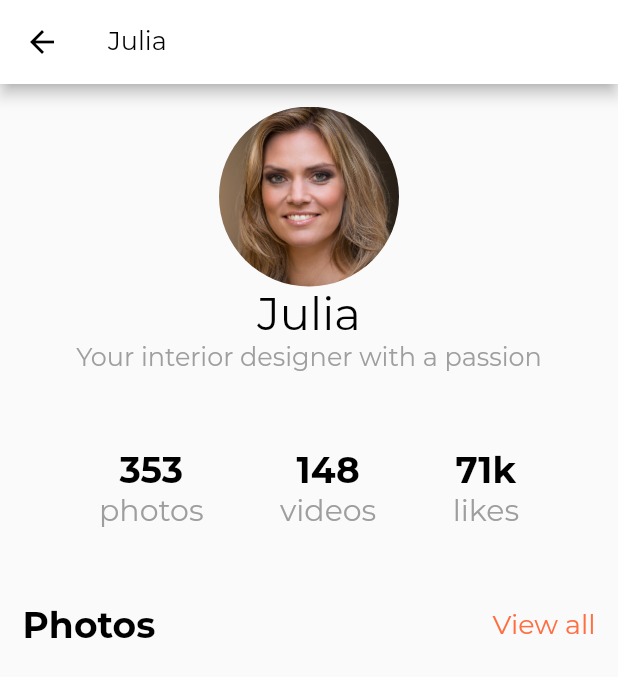
After one commit to richardplacide/MinimalUI-Flutter, a Flutter app: the UserJulia screen opened directly, on a phone screen of 412 x 824 dp. The commit adds this screen. Shown: the top 677 px of the screen. Run offline on Flutter 3.47's test engine with Material 2 defaults, Android fonts, the phone set to English and light mode, and no system bars; project files that could hold a hidden picture were left out.

Commit message:
start Julia page. start rewrite 2 columns

```diff
--- a/lib/main.dart
+++ b/lib/main.dart
@@ -1,6 +1,7 @@
 import 'package:flutter/material.dart';
 import 'test_section.dart';
 import 'row_card.dart';
+import 'user_julia.dart';
 
 void main() => runApp(MyApp());
 
@@ -13,7 +14,7 @@ class MyApp extends StatelessWidget {
       title: 'Flutter Minimal Clean UI',
       theme: ThemeData(
 
-        primarySwatch: Colors.blue,
+        primarySwatch: Colors.amber,
       ),
       home: MyHomePage(title: 'Flutter Minimal Clean UI'),
     );
@@ -103,6 +104,8 @@ class _MyHomePageState extends State<MyHomePage> {
                   ],
                 ),
                 SizedBox(width: 25.0),
+                listItem('assets/images/user1/julia.jpg', 'julia', true, UserJulia()),
+                SizedBox(width: 25.0),
                 listItem('assets/images/chris.jpg', 'Chris', true),
                 SizedBox(width: 25.0),
                 listItem('assets/images/hugh.jpg', 'Hugh', false),
@@ -114,6 +117,15 @@ class _MyHomePageState extends State<MyHomePage> {
             ),
           ),
           //TestSection(), // a test section imported as separate widget test_section.dart
+          // TODO new container for redesign : row containing 2 columns
+          Container(
+            child: Row(
+              children: <Widget>[
+                Column(),
+                Column(),
+              ],
+            )
+          ),
           Container(
             height: 350.0,
             padding: EdgeInsets.only(left: 10.0, right: 10.0),
@@ -170,10 +182,17 @@ class _MyHomePageState extends State<MyHomePage> {
     );
   }
 
-  Widget listItem(String imgPath, String name, bool available) {
+  Widget listItem(String imgPath, String name, bool available, [Widget userPage]) {
     return Column(
       children: <Widget>[
-        Container(
+        InkWell(
+          onTap: () {
+            Navigator.push(
+                context,
+                MaterialPageRoute(
+                    builder: (context) => userPage));
+          },
+          child: Container(
             height: 70.0,
             width: 70.0,
             decoration: BoxDecoration(
@@ -182,7 +201,7 @@ class _MyHomePageState extends State<MyHomePage> {
                 fit: BoxFit.cover
                 )
             ),
-        ),
+        )),
         SizedBox(height: 7.0),
         Row(
           children: <Widget>[
--- /dev/null
+++ b/lib/user_julia.dart
@@ -0,0 +1,139 @@
+import 'package:flutter/material.dart';
+
+
+
+class UserJulia extends StatelessWidget {
+  @override
+  Widget build(BuildContext context) {
+    return Scaffold(
+      appBar: AppBar(
+          backgroundColor: Colors.white,
+          title: Text("Julia",
+            style: TextStyle(
+                fontFamily: 'Montserrat',
+                fontSize: 17.0,
+                color: Colors.black
+            ),
+          )),
+      body: ListView(
+        padding: EdgeInsets.all(15.0),
+        children: <Widget>[
+          Column(
+            children: <Widget>[
+              Container(
+                height: 120,
+                width: 120,
+                decoration: BoxDecoration(
+                    borderRadius: BorderRadius.circular(60.0),
+                    image: DecorationImage(image: AssetImage('assets/images/user1/julia.jpg'),
+                        fit: BoxFit.cover
+                    )
+                ),
+              ),
+              Text("Julia",
+                style: TextStyle(
+                    fontFamily: 'Montserrat',
+                    fontSize: 30.0,
+                    color: Colors.black
+                )),
+              Text("Your interior designer with a passion",
+                style: TextStyle(
+                    fontFamily: 'Montserrat',
+                    fontSize: 17.0,
+                    color: Colors.grey
+              )),
+              SizedBox(
+                height: 50
+              ),
+              Row(
+                mainAxisAlignment: MainAxisAlignment.spaceEvenly,
+                children: <Widget>[
+                  Column(
+                    children: <Widget>[
+                      Text("353",
+                        style: TextStyle(
+                            fontFamily: 'Montserrat',
+                            fontSize: 24.0,
+                            fontWeight: FontWeight.w700,
+                            color: Colors.black
+                        )
+                      ),
+                      Text("photos",
+                          style: TextStyle(
+                              fontFamily: 'Montserrat',
+                              fontSize: 20.0,
+                              color: Colors.grey
+                          )
+                      ),
+                    ],
+                  ),
+                  Column(
+                    children: <Widget>[
+                      Text("148",
+                          style: TextStyle(
+                              fontFamily: 'Montserrat',
+                              fontSize: 24.0,
+                              fontWeight: FontWeight.w700,
+                              color: Colors.black
+                          )
+                      ),
+                      Text("videos",
+                          style: TextStyle(
+                              fontFamily: 'Montserrat',
+                              fontSize: 20.0,
+                              color: Colors.grey
+                          )
+                      ),
+                    ],
+                  ),
+                  Column(
+                    children: <Widget>[
+                      Text("71k",
+                          style: TextStyle(
+                              fontFamily: 'Montserrat',
+                              fontSize: 24.0,
+                              fontWeight: FontWeight.w700,
+                              color: Colors.black
+                          )
+                      ),
+                      Text("likes",
+                          style: TextStyle(
+                              fontFamily: 'Montserrat',
+                              fontSize: 20.0,
+                              color: Colors.grey
+                          )
+                      ),
+                    ],
+                  ),
+                ],
+              ),
+              SizedBox(
+                  height: 50
+              ),
+              Row(
+                  mainAxisAlignment: MainAxisAlignment.spaceBetween,
+                  children: <Widget>[
+                    Text("Photos",
+                        style: TextStyle(
+                            fontFamily: 'Montserrat',
+                            fontSize: 24.0,
+                            fontWeight: FontWeight.w700,
+                            color: Colors.black
+                        )
+                    ),
+                    Text("View all",
+                        style: TextStyle(
+                            fontFamily: 'Montserrat',
+                            fontSize: 18.0,
+                            color: Colors.deepOrangeAccent
+                        )
+                      )
+                  ]
+              ),
+            ],
+          ),
+        ],
+      )
+    );
+  }
+}
--- a/pubspec.yaml
+++ b/pubspec.yaml
@@ -46,6 +46,7 @@ flutter:
    - assets/images/letter.jpeg
    - assets/images/window.jpeg
    - assets/images/cactus.jpeg
+   - assets/images/user1/
 
 
   # An image asset can refer to one or more resolution-specific "variants", see
@@ -63,8 +64,8 @@ flutter:
     - family: Montserrat
       fonts:
         - asset: assets/fonts/Montserrat-Regular.ttf
-        #- asset: fonts/Montserrat-Medium.ttf
-  #         style: italic
+        - asset: assets/fonts/Montserrat-Bold.ttf
+          weight: 700
   #   - family: Trajan Pro
   #     fonts:
   #       - asset: fonts/TrajanPro.ttf
```
Also changed, not shown: assets/images/user1/julia.jpg (added), assets/images/user1/photo1-red-deers.jpg (added), assets/images/user1/photo1-rose.jpg (added), assets/images/user1/photo2-wall-decal.jpg (added), assets/images/user1/photo3-wall-decoration.jpg (added), assets/images/user1/photo4-red-chair.jpg (added), assets/images/user1/photo5-pink-window.jpg (added), assets/images/user1/photo6-decors.jpg (added), assets/images/user1/photo7-plates.jpg (added).
